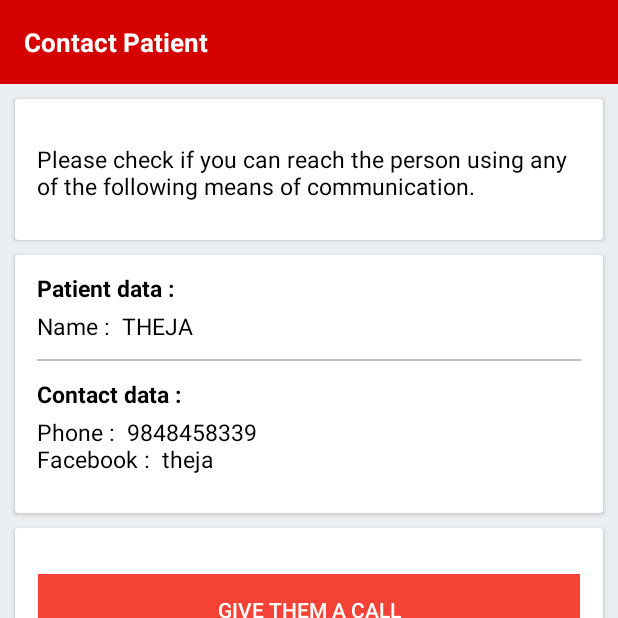
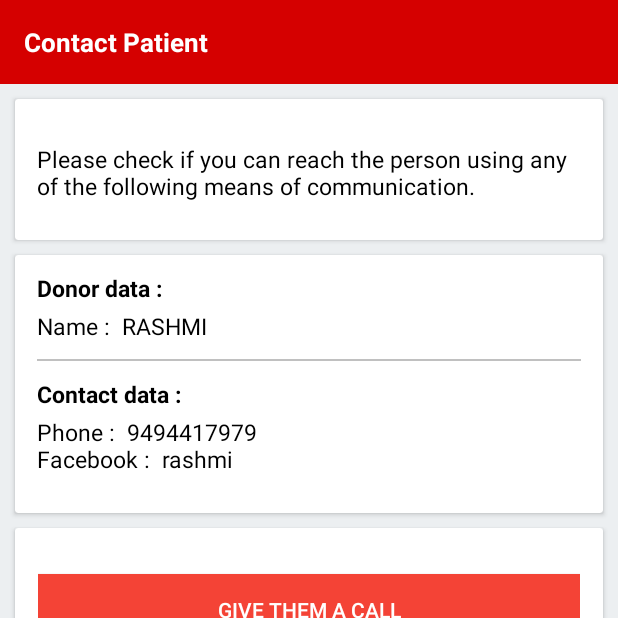
Before and after one commit to SaiThejeshwar/savinglife, an Android app: the ConnectUsers1 screen opened directly, with no data from a screen before it, after a tap on "REFRESH FOR NEW DONOR", on a phone screen of 412 x 824 dp, the top half of it. Run offline under Robolectric (Android 15) with nearby library versions, the phone set to English and light mode, and no system bars; our stand-ins replace Firebase (no records; nobody signed in at launch, a user with empty details on screens opened directly); 3 statements that could not run were skipped.

Commit message:
Final Update
All fixed

```diff
--- a/app/src/main/java/ieee/donn/Main/ConnectUsers.java
+++ b/app/src/main/java/ieee/donn/Main/ConnectUsers.java
@@ -26,7 +26,6 @@ public class ConnectUsers extends AppCompatActivity {
     TextView tvData, tvPatientName, tvPatientBlood;
     Button call, message, facebookThem;
     String name,blood,email,phone,facebook, country;
-
 
     @Override
     protected void onCreate(Bundle savedInstanceState) {
--- a/app/src/main/java/ieee/donn/Main/ConnectUsers1.java
+++ b/app/src/main/java/ieee/donn/Main/ConnectUsers1.java
@@ -36,6 +36,7 @@ public class ConnectUsers1 extends AppCompatActivity {
     TextView tvData, tvPatientName, tvPatientBlood;
     Button call, message, facebookThem,refresh;
     String name,blood,email,phone,facebook, country;
+    int indx;
 
     private void collectPhoneNumbers(Map<String,Object> users) {
 
@@ -49,7 +50,7 @@ public class ConnectUsers1 extends AppCompatActivity {
             //Get phone field and append to list
             phoneNumbers.add((String) singleUser.get("phone"));
         }
-        phone=phoneNumbers.toString();
+        //phone=phoneNumbers.toString();
 
         System.out.println(phoneNumbers.toString());
     }
@@ -66,12 +67,10 @@ public class ConnectUsers1 extends AppCompatActivity {
         final String[] name1 = getResources().getStringArray(R.array.name);
         final String[] phone1 = getResources().getStringArray(R.array.phone);
 
-        if (5!=6) {
-            String name = name1[new Random().nextInt(name1.length)];
-            String phone= phone1[new Random().nextInt(phone1.length)];
+        indx=new Random().nextInt(name1.length);
+        name = name1[indx];
+        phone= phone1[indx];
 
-
-        }
 
         tvData = (TextView) findViewById(R.id.data);
         tvPatientName = (TextView) findViewById(R.id.tv_patient_name);
@@ -82,7 +81,7 @@ public class ConnectUsers1 extends AppCompatActivity {
         refresh=(Button) findViewById(R.id.refreshing);
 
 
-        tvData.setText("Phone :  " + phone + "\nFacebook :  " + facebook + "\n");
+        tvData.setText("Phone :  " + phone + "\nFacebook :  " + name.toLowerCase() + "\n");
         tvPatientName.setText("Name :  " + name);
         //tvPatientBlood.setText("Donation Type :  " + blood);
 
@@ -90,14 +89,14 @@ public class ConnectUsers1 extends AppCompatActivity {
             @Override
             public void onClick(View v) {
 
-
-                String name = name1[new Random().nextInt(name1.length)];
-                String phone= phone1[new Random().nextInt(phone1.length)];
+                indx=new Random().nextInt(name1.length);
+                name = name1[indx];
+                phone= phone1[indx];
 
 
 
-                tvData.setText("Phone :  " + phone  + "\nFacebook :  " + name.toString().toLowerCase() + "\n");
-                tvPatientName.setText("Name :  " + name.toString().toUpperCase());
+                tvData.setText("Phone :  " + phone  + "\nFacebook :  " + name.toLowerCase() + "\n");
+                tvPatientName.setText("Name :  " + name.toUpperCase());
 
                 ref.addListenerForSingleValueEvent(
                         new ValueEventListener() {
--- a/app/src/main/res/layout/activity_connect_users1.xml
+++ b/app/src/main/res/layout/activity_connect_users1.xml
@@ -86,7 +86,7 @@
                         android:layout_height="wrap_content"
                         android:layout_marginLeft="7dp"
                         android:layout_marginTop="4dp"
-                        android:text="Patient data : "
+                        android:text="Donor data : "
                         android:textColor="#000"
                         android:textSize="15sp"
                         android:textStyle="bold" />
--- a/app/src/main/res/layout/spread.xml
+++ b/app/src/main/res/layout/spread.xml
@@ -68,7 +68,7 @@
                 android:layout_height="wrap_content"
                 android:gravity="center"
                 android:paddingTop="9dp"
-                android:text="\nShare NeedBlood\n"
+                android:text="Share Life Saving"
                 android:textColor="#2E7D32"
                 android:textSize="20sp"
                 android:textStyle="bold" />
--- a/app/src/main/res/values/strings.xml
+++ b/app/src/main/res/values/strings.xml
@@ -23,23 +23,49 @@
 
 
 
+
+
     <string-array name="name">
-        <item>Sushrutha</item>
-        <item>Priyanka</item>
+        <item>Sunitha</item>
+        <item>Sujatha</item>
+        <item>Ritish</item>
+        <item>Sufiyan</item>
+        <item>Roja</item>
+        <item>Karthik</item>
         <item>Amrutha</item>
-        <item>Rajeev</item>
+        <item>Sandeep</item>
+        <item>Srikar</item>
+        <item>Niharika</item>
+        <item>Anusha</item>
+        <item>Divya</item>
+        <item>Aashika</item>
+        <item>Shravani</item>
+        <item>Vaibhavi</item>
+        <item>Samahitha</item>
+        <item>Rashmi</item>
         <item>Theja</item>
-        <item>Rohith</item>
     </string-array>
 
 
     <string-array name="phone">
+        <item>9989652615</item>
+        <item>9949208554</item>
+        <item>9542460105</item>
+        <item>9966725272</item>
+        <item>9666490898</item>
+        <item>9133793161</item>
+        <item>9618314288</item>
+        <item>8096342610</item>
+        <item>9550898090</item>
+        <item>9100816030</item>
+        <item>9100305913</item>
+        <item>9515717240</item>
+        <item>8074714385</item>
+        <item>9701130356</item>
+        <item>9000482486</item>
+        <item>7661082669</item>
+        <item>9494417979</item>
         <item>8686962216</item>
-        <item>7702745021</item>
-        <item>9618314288</item>
-        <item>8897215157</item>
-        <item>9848458339</item>
-        <item>9703937351</item>
     </string-array>
 
 </resources>
```
